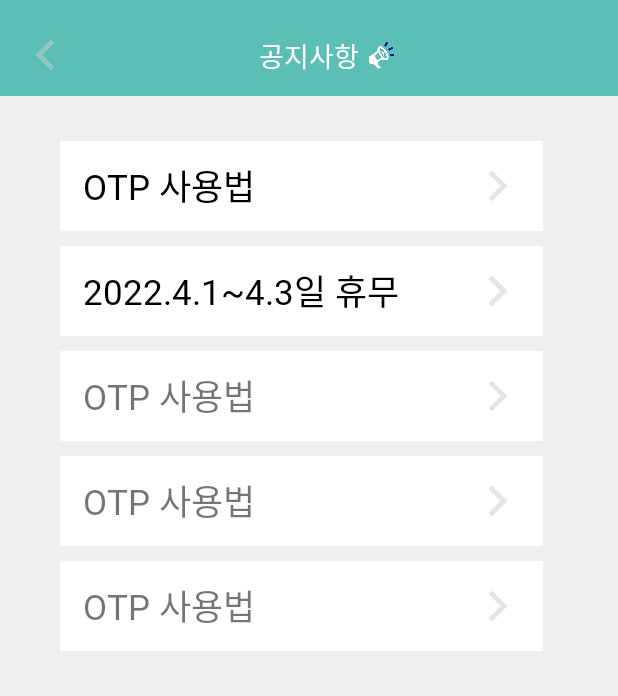
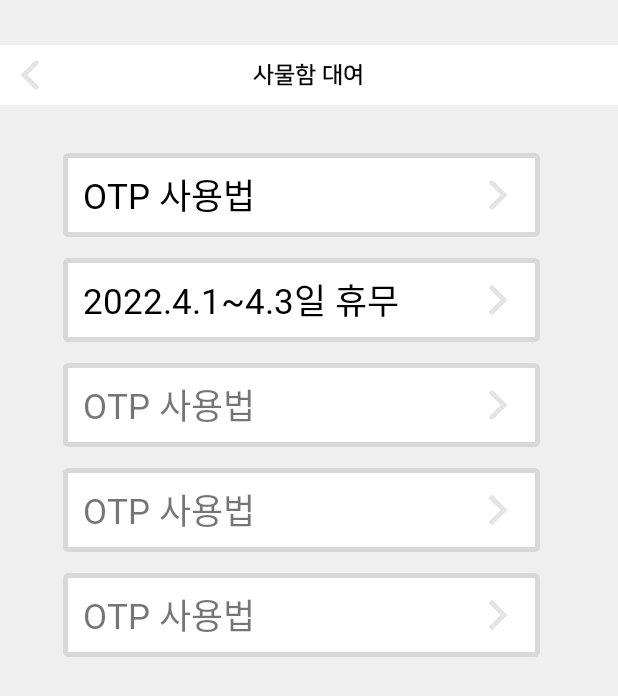
Before and after one commit to tmdngk0314/ProjectNam, an Android app: the NoticeActivity screen opened directly, with no data from a screen before it, on a phone screen of 412 x 824 dp. Shown: the top 696 px of the screen. Run offline under Robolectric (Android 15) with nearby library versions, the phone set to English and light mode, and no system bars; 1 statement that could not run was skipped.

Commit message:
[FIX]공지사항 이미지 임시 변경

```diff
--- a/app/src/main/res/layout/activity_main.xml
+++ b/app/src/main/res/layout/activity_main.xml
@@ -40,20 +40,21 @@
         android:textColor="#000000"/>
 
     <RelativeLayout
+        android:id="@+id/ReEmail"
         android:layout_width="280dp"
         android:layout_height="50dp"
-        android:background="@drawable/border_gray"
         android:layout_below="@+id/text1"
         android:layout_centerHorizontal="true"
         android:layout_marginTop="20dp"
-        android:id="@+id/ReEmail">
+        android:background="@drawable/border_gray">
+
         <ImageView
+            android:id="@+id/globalImage"
             android:layout_width="25dp"
             android:layout_height="25dp"
-            android:background="@drawable/globalization"
             android:layout_centerVertical="true"
             android:layout_marginLeft="10dp"
-            android:id="@+id/globalImage"/>
+            android:background="@drawable/globalization" />
 
         <EditText
             android:layout_width="220dp"
--- a/app/src/main/res/layout/activity_notice.xml
+++ b/app/src/main/res/layout/activity_notice.xml
@@ -5,58 +5,39 @@
     android:orientation="vertical"
     android:background="#efefef">
 
-    <LinearLayout
+    <RelativeLayout
+        android:id="@+id/firstRela"
         android:layout_width="match_parent"
-        android:layout_height="match_parent"
-        android:layout_weight="12"
-        android:background="@color/colormint">
-
-        <RelativeLayout
-            android:layout_width="match_parent"
-            android:layout_height="match_parent"
-            android:layout_marginTop="10dp">
+        android:layout_height="40dp"
+        android:layout_marginTop="30dp"
+        android:background="#ffffff">
 
         <ImageButton
-                android:id="@+id/imgBtnLogout"
             android:layout_width="20dp"
             android:layout_height="20dp"
             android:layout_centerVertical="true"
-                android:layout_marginLeft="20dp"
+            android:layout_marginLeft="10dp"
             android:background="@drawable/left_arrow" />
 
         <TextView
             android:layout_width="wrap_content"
             android:layout_height="wrap_content"
             android:layout_centerInParent="true"
-                android:fontFamily="@font/gmarkbo"
-                android:text="공지사항"
-                android:textColor="@color/white"
-                android:textSize="18dp"
-                android:id="@+id/notice"/>
-            <ImageButton
-                android:id="@+id/noticeimg"
-                android:layout_width="30dp"
-                android:layout_height="30dp"
-                android:layout_toRightOf="@+id/notice"
-                android:layout_centerVertical="true"
-
-                android:background="@drawable/notice_img" />
+            android:fontFamily="@font/nanumsquareb"
+            android:text="사물함 대여"
+            android:textColor="#050505"
+            android:textSize="15dp" />
     </RelativeLayout>
-
-    </LinearLayout>
-
     <RelativeLayout
         android:layout_width="match_parent"
-        android:layout_height="match_parent"
-        android:layout_weight="1">
+        android:layout_height="match_parent">
 
         <RelativeLayout
             android:layout_width="match_parent"
             android:layout_height="match_parent"
             android:layout_marginLeft="40dp"
             android:layout_marginTop="20dp"
-            android:layout_marginRight="50dp"
-            android:background="#efefef">
+            android:layout_marginRight="50dp">
 
             <RelativeLayout
                 android:id="@+id/relative1"
@@ -64,7 +45,7 @@
                 android:layout_height="60dp"
                 android:layout_centerHorizontal="true"
                 android:layout_marginTop="10dp"
-                android:background="@color/white">
+                android:background="@drawable/border_gray">
 
 
                 <ImageView
@@ -96,7 +77,7 @@
                 android:layout_below="@+id/relative1"
                 android:layout_centerHorizontal="true"
                 android:layout_marginTop="10dp"
-                android:background="@color/white">
+                android:background="@drawable/border_gray">
 
                 <ImageView
                     android:id="@+id/notice_next2"
@@ -127,7 +108,7 @@
                 android:layout_below="@+id/relative2"
                 android:layout_centerHorizontal="true"
                 android:layout_marginTop="10dp"
-                android:background="@color/white">
+                android:background="@drawable/border_gray">
 
                 <ImageView
                     android:id="@+id/notice_next3"
@@ -157,7 +138,7 @@
                 android:layout_below="@+id/relative3"
                 android:layout_centerHorizontal="true"
                 android:layout_marginTop="10dp"
-                android:background="@color/white">
+                android:background="@drawable/border_gray">
 
                 <ImageView
                     android:id="@+id/notice_next4"
@@ -187,7 +168,7 @@
                 android:layout_below="@+id/relative4"
                 android:layout_centerHorizontal="true"
                 android:layout_marginTop="10dp"
-                android:background="@color/white">
+                android:background="@drawable/border_gray">
 
                 <ImageView
                     android:id="@+id/notice_next5"
--- a/app/src/main/res/layout/activity_reserve.xml
+++ b/app/src/main/res/layout/activity_reserve.xml
@@ -24,8 +24,8 @@
             android:layout_centerInParent="true"
             android:fontFamily="@font/nanumsquareb"
             android:text="사물함 대여"
-            android:textSize="15dp"
-            android:textColor="#050505"/>
+            android:textColor="#050505"
+            android:textSize="15dp" />
     </RelativeLayout>
     <LinearLayout
         android:layout_width="200dp"
--- a/app/src/main/res/layout/activity_select.xml
+++ b/app/src/main/res/layout/activity_select.xml
@@ -51,7 +51,7 @@
             android:layout_width="match_parent"
             android:layout_height="match_parent"
             android:layout_weight="1"
-            android:background="@drawable/select_intro"/>
+            android:background="@drawable/select_intro1"/>
 
     </LinearLayout>
 
```
Also changed, not shown: app/src/main/res/drawable/select_intro1.png (added). Lines whose indentation alone changed are shown as unchanged.
